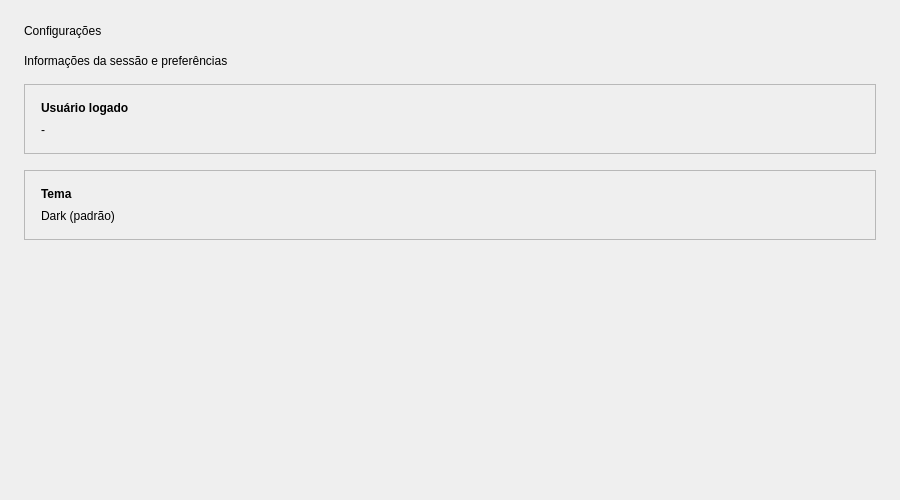
Old version of the form ui/settings.ui in the repository Wedson-Junior/MyFinance.
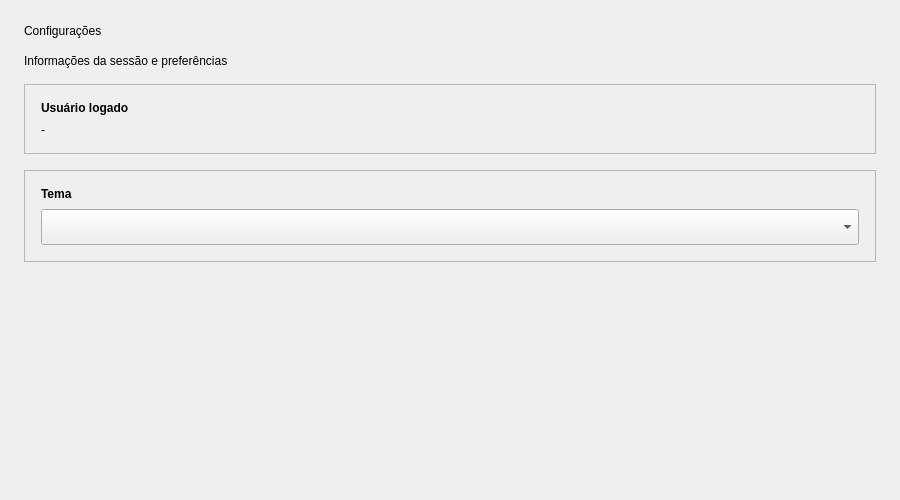
New version of the form.

Diff of the .ui file:
```diff
--- a/ui/settings.ui
+++ b/ui/settings.ui
@@ -113,9 +113,12 @@
        </widget>
       </item>
       <item>
-       <widget class="QLabel" name="lbl_theme_value">
-        <property name="text">
-         <string>Dark (padrão)</string>
+       <widget class="QComboBox" name="cmb_theme">
+        <property name="minimumSize">
+         <size>
+          <width>200</width>
+          <height>36</height>
+         </size>
         </property>
        </widget>
       </item>
```
